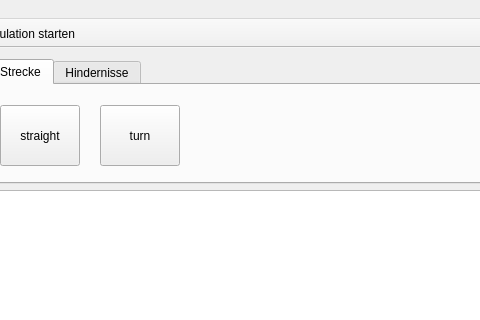
This is bin/source/editor.ui in Waldemarv/swt1718 as Qt 5 draws it before an edit; both pictures show x 291 to 771 and y 0 to 320 of the 1104 by 721 pixel window. The edited form follows.
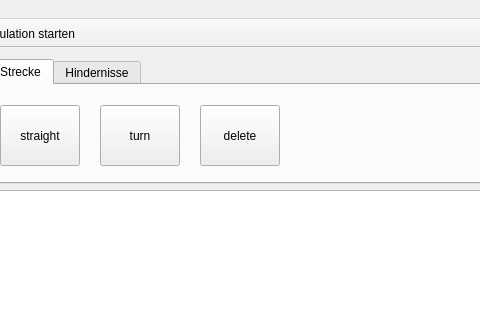
This is the edited form. Icons and pictures are not drawn.

Commit message:
Delete Funktion hinzugefügt
Und einige sinnvolle Änderungen vorgenommen. Wir müssten sowieso noch eine Oberklasse für Tiles und Obstacles erstellen, das würde vieles einfacher machen.

Diff of the .ui file:
```diff
--- a/bin/source/editor.ui
+++ b/bin/source/editor.ui
@@ -107,6 +107,19 @@
            <string>turn</string>
           </property>
          </widget>
+         <widget class="QPushButton" name="deleteButton">
+          <property name="geometry">
+           <rect>
+            <x>210</x>
+            <y>20</y>
+            <width>80</width>
+            <height>61</height>
+           </rect>
+          </property>
+          <property name="text">
+           <string>delete</string>
+          </property>
+         </widget>
         </widget>
         <widget class="QWidget" name="tab_2">
          <property name="maximumSize">
```
The commit also changes 10 other files.
